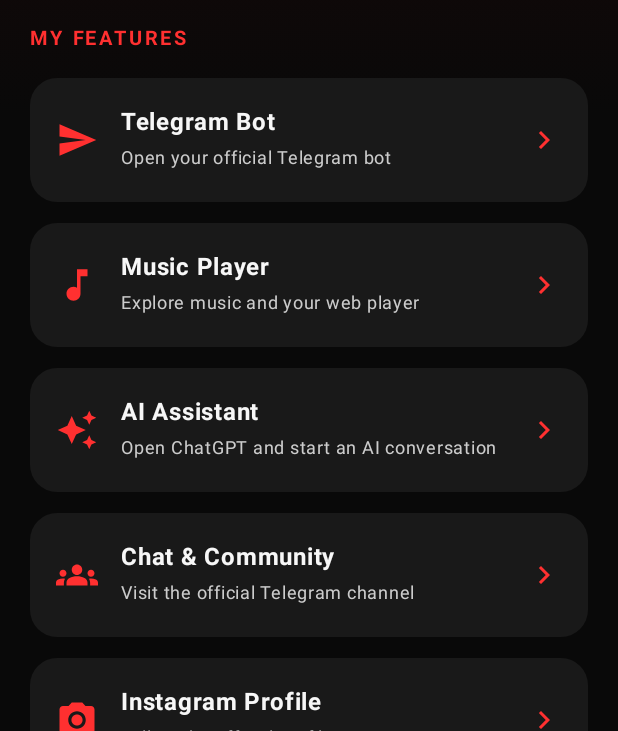
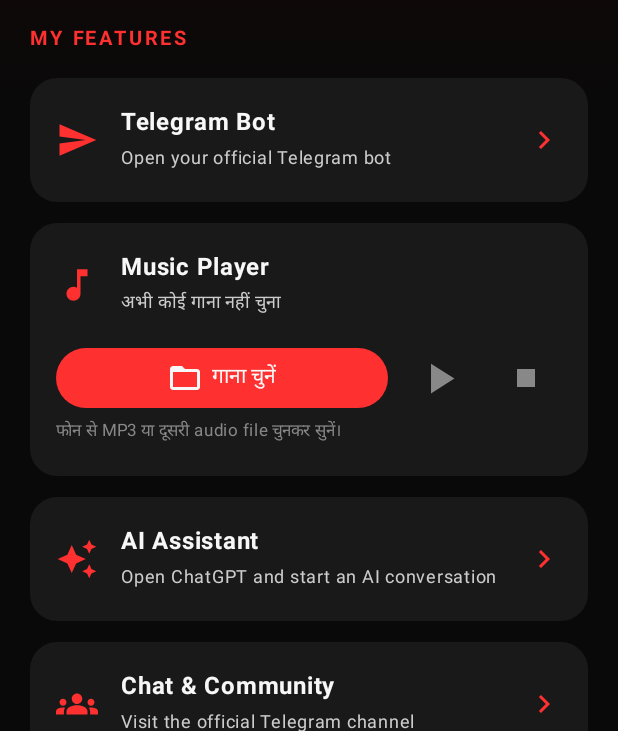
Before and after one commit to Mrperfectyadav007/Mr-perfect-yadav-_07, an Android app built with Jetpack Compose: the screen it shows after launch (MainActivity), on a phone screen of 412 x 824 dp, the part 505-1236 px from its top. Run offline under Robolectric (Android 15) with nearby library versions, the phone set to English and light mode, and no system bars.

Commit message:
Add built-in local audio music player

```diff
--- a/android-app/app/src/main/java/com/mrperfectyadav/app/MainActivity.kt
+++ b/android-app/app/src/main/java/com/mrperfectyadav/app/MainActivity.kt
@@ -1,10 +1,13 @@
 package com.mrperfectyadav.app
 
 import android.content.Intent
+import android.media.MediaPlayer
 import android.net.Uri
 import android.os.Bundle
 import androidx.activity.ComponentActivity
 import androidx.activity.compose.setContent
+import androidx.activity.compose.rememberLauncherForActivityResult
+import androidx.activity.result.contract.ActivityResultContracts
 import androidx.compose.foundation.background
 import androidx.compose.foundation.layout.*
 import androidx.compose.foundation.lazy.LazyColumn
@@ -96,11 +99,7 @@ fun MrPerfectApp() {
                         openLink(context, "https://t.me/Mr_perfect_yadav_07robot")
                     }
                 }
-                item {
-                    FeatureCard("Music Player", "Explore music and your web player", Icons.Default.MusicNote) {
-                        openLink(context, "https://music.youtube.com/")
-                    }
-                }
+                item { MusicPlayerCard() }
                 item {
                     FeatureCard("AI Assistant", "Open ChatGPT and start an AI conversation", Icons.Default.AutoAwesome) {
                         openLink(context, "https://chatgpt.com/")
@@ -117,7 +116,7 @@ fun MrPerfectApp() {
                     }
                 }
                 item {
-                    FeatureCard("About App", "Version 1.1 • MR. PERFECT YADAV", Icons.Default.Info) {
+                    FeatureCard("About App", "Version 1.2 • MR. PERFECT YADAV", Icons.Default.Info) {
                         openLink(context, "https://mrperfectyadav007.github.io/mr-perfect-yadav-_07/")
                     }
                 }
@@ -130,8 +129,121 @@ fun MrPerfectApp() {
             }
         }
     }
+}
 
+@Composable
+private fun MusicPlayerCard() {
+    val context = LocalContext.current
+    var selectedUri by remember { mutableStateOf<Uri?>(null) }
+    var player by remember { mutableStateOf<MediaPlayer?>(null) }
+    var isPlaying by remember { mutableStateOf(false) }
+    var isPrepared by remember { mutableStateOf(false) }
+    var trackName by remember { mutableStateOf("अभी कोई गाना नहीं चुना") }
 
+    val audioPicker = rememberLauncherForActivityResult(
+        contract = ActivityResultContracts.GetContent()
+    ) { uri ->
+        selectedUri = uri
+        trackName = if (uri == null) "अभी कोई गाना नहीं चुना" else "आपका चुना हुआ गाना"
+    }
+
+    LaunchedEffect(selectedUri) {
+        player?.release()
+        player = null
+        isPlaying = false
+        isPrepared = false
+        val uri = selectedUri ?: return@LaunchedEffect
+        val newPlayer = MediaPlayer()
+        player = newPlayer
+        newPlayer.setOnPreparedListener {
+            isPrepared = true
+            it.start()
+            isPlaying = true
+        }
+        newPlayer.setOnCompletionListener { isPlaying = false }
+        try {
+            newPlayer.setDataSource(context, uri)
+            newPlayer.prepareAsync()
+        } catch (_: Exception) {
+            newPlayer.release()
+            player = null
+            trackName = "गाना नहीं चल पाया"
+        }
+    }
+
+    DisposableEffect(player) {
+        val currentPlayer = player
+        onDispose { currentPlayer?.release() }
+    }
+
+    Card(
+        modifier = Modifier.fillMaxWidth(),
+        shape = RoundedCornerShape(18.dp),
+        colors = CardDefaults.cardColors(containerColor = Panel)
+    ) {
+        Column(Modifier.fillMaxWidth().padding(17.dp)) {
+            Row(verticalAlignment = Alignment.CenterVertically) {
+                Icon(Icons.Default.MusicNote, contentDescription = null, tint = Red, modifier = Modifier.size(28.dp))
+                Spacer(Modifier.width(15.dp))
+                Column(Modifier.weight(1f)) {
+                    Text("Music Player", color = White, fontSize = 16.sp, fontWeight = FontWeight.Bold)
+                    Text(trackName, color = Color.LightGray, fontSize = 12.sp)
+                }
+            }
+            Spacer(Modifier.height(14.dp))
+            Row(
+                modifier = Modifier.fillMaxWidth(),
+                horizontalArrangement = Arrangement.spacedBy(10.dp),
+                verticalAlignment = Alignment.CenterVertically
+            ) {
+                Button(
+                    onClick = { audioPicker.launch("audio/*") },
+                    colors = ButtonDefaults.buttonColors(containerColor = Red),
+                    modifier = Modifier.weight(1f)
+                ) {
+                    Icon(Icons.Default.FolderOpen, contentDescription = null)
+                    Spacer(Modifier.width(6.dp))
+                    Text("गाना चुनें")
+                }
+                IconButton(
+                    onClick = {
+                        val current = player ?: return@IconButton
+                        if (isPlaying) {
+                            current.pause()
+                            isPlaying = false
+                        } else if (isPrepared) {
+                            current.start()
+                            isPlaying = true
+                        }
+                    },
+                    enabled = isPrepared
+                ) {
+                    Icon(
+                        if (isPlaying) Icons.Default.Pause else Icons.Default.PlayArrow,
+                        contentDescription = if (isPlaying) "Pause" else "Play",
+                        tint = if (isPrepared) Red else Color.Gray,
+                        modifier = Modifier.size(34.dp)
+                    )
+                }
+                IconButton(
+                    onClick = {
+                        player?.let {
+                            if (isPrepared) {
+                                it.pause()
+                                it.seekTo(0)
+                                isPlaying = false
+                            }
+                        }
+                    },
+                    enabled = isPrepared
+                ) {
+                    Icon(Icons.Default.Stop, contentDescription = "Stop", tint = if (isPrepared) Red else Color.Gray)
+                }
+            }
+            Text("फोन से MP3 या दूसरी audio file चुनकर सुनें।",
+                color = Color.Gray, fontSize = 11.sp)
+        }
+    }
 }
 
 @Composable
```
